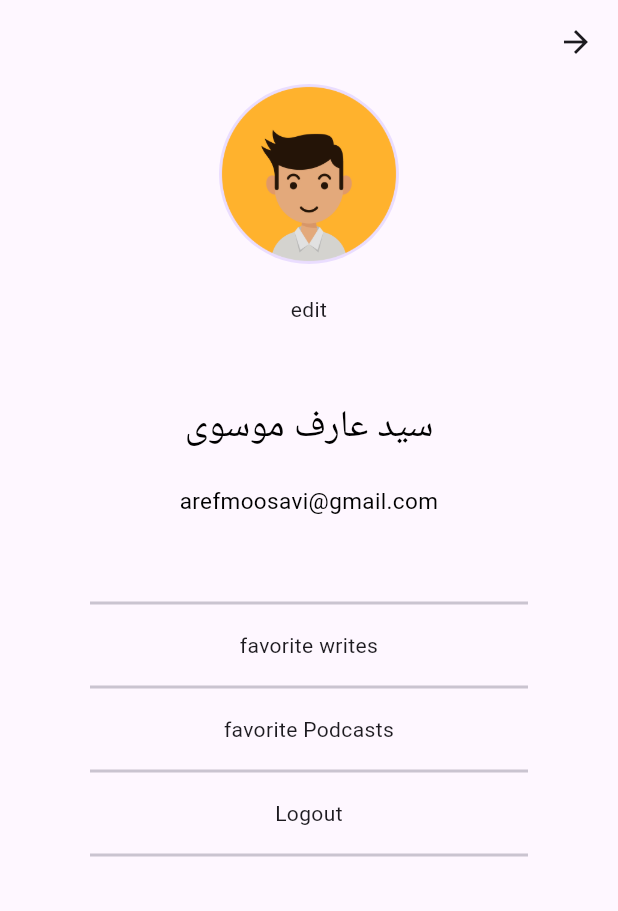
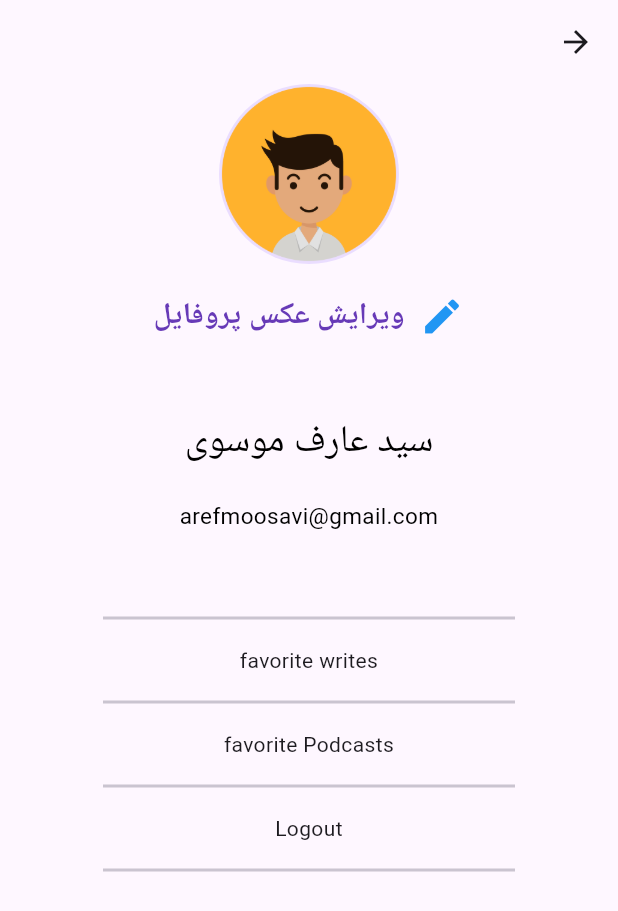
Before and after one commit to Aref18/techofv, a Flutter app: the screen it shows after launch, scrolled down 259 dp, after a tap on the "person" icon, on a phone screen of 412 x 824 dp. Shown: the top 911 px of the screen. Run offline on Flutter 3.47's test engine with Material 3 defaults, Android fonts, the phone set to English and light mode, and no system bars; our stand-ins replace flutter_spinkit; network calls fail.

Commit message:
write constractur for profile and make component file

```diff
--- a/lib/View/ButtonNav.dart
+++ b/lib/View/ButtonNav.dart
@@ -8,10 +8,12 @@ class ButtonNav extends StatelessWidget {
     super.key,
     required this.NavButton,
     required this.BodyMargin,
+    required this.size,
   });
 
   final double NavButton;
   final double BodyMargin;
+  final Size size;
 
   @override
   Widget build(BuildContext context) {
@@ -62,7 +64,8 @@ class ButtonNav extends StatelessWidget {
                     Navigator.push(
                       context,
                       MaterialPageRoute(
-                        builder: (context) => Profilescreen(blog: blogmodel[0]),
+                        builder: (context) =>
+                            Profilescreen(blog: blogmodel[0], size: size),
                       ),
                     );
                   },
--- a/lib/View/HomeMain.dart
+++ b/lib/View/HomeMain.dart
@@ -95,7 +95,7 @@ class _HomepageState extends State<HomeMain> {
             ),
           ),
 
-          ButtonNav(NavButton: NavButton, BodyMargin: BodyMargin),
+          ButtonNav(NavButton: NavButton, BodyMargin: BodyMargin, size: size),
         ],
       ),
     );
--- a/lib/View/ProfileScreen.dart
+++ b/lib/View/ProfileScreen.dart
@@ -1,24 +1,14 @@
 import 'package:flutter/material.dart';
 import 'package:techofv/Models/date_models.dart';
+import 'package:techofv/View/my_component.dart';
 import 'package:techofv/constants/text_styles.dart';
 
-class Profilescreen extends StatefulWidget {
+class Profilescreen extends StatelessWidget {
+  const Profilescreen({super.key, required this.blog, required this.size});
+  final Size size;
   final BlogModel blog;
-  const Profilescreen({super.key, required this.blog});
-
-  @override
-  State<Profilescreen> createState() => _ProfilescreenState();
-}
-
-class _ProfilescreenState extends State<Profilescreen> {
   @override
   Widget build(BuildContext context) {
-    var size = MediaQuery.of(context).size;
-    double BodyMargin = size.width / 15;
-    bool isLandscape =
-        MediaQuery.of(context).orientation == Orientation.landscape;
-    double imageHeight = isLandscape ? size.width / 3 : size.height / 4.7;
-    double NavButton = isLandscape ? size.height / 4.5 : size.height / 9.5;
     return Scaffold(
       appBar: AppBar(),
       body: Stack(
@@ -27,44 +17,39 @@ class _ProfilescreenState extends State<Profilescreen> {
             children: [
               CircleAvatar(
                 radius: 60,
-                backgroundImage: AssetImage(widget.blog.WriterimageUrl),
+                backgroundImage: AssetImage(blog.WriterimageUrl),
               ),
 
               SizedBox(height: 20),
 
-              Text('edit'),
+              Row(
+                mainAxisAlignment: MainAxisAlignment.center,
+                children: [
+                  Icon(Icons.edit, color: Colors.blue, size: 30),
+                  SizedBox(width: 10),
+                  Text('ویرایش عکس پروفایل', style: TextStyles.Title2),
+                ],
+              ),
               SizedBox(height: 50),
               Text('سید عارف موسوی', style: TextStyles.ProName),
               SizedBox(height: 20),
               Text('arefmoosavi@gmail.com', style: TextStyles.ProGmail),
               SizedBox(height: 50),
 
-              Padding(
-                padding: const EdgeInsets.fromLTRB(60, 0, 60, 0),
-                child: Divider(thickness: 2),
-              ),
+              divider(size: size),
               SizedBox(height: 10),
               Text('favorite writes'),
               SizedBox(height: 10),
-              Padding(
-                padding: const EdgeInsets.fromLTRB(60, 0, 60, 0),
-                child: Divider(thickness: 2),
-              ),
+              divider(size: size),
               SizedBox(height: 10),
               Text('favorite Podcasts'),
               SizedBox(height: 10),
-              Padding(
-                padding: const EdgeInsets.fromLTRB(60, 0, 60, 0),
-                child: Divider(thickness: 2),
-              ),
+              divider(size: size),
               SizedBox(height: 10),
               Text("Logout"),
               SizedBox(height: 10),
 
-              Padding(
-                padding: const EdgeInsets.fromLTRB(60, 0, 60, 0),
-                child: Divider(thickness: 2),
-              ),
+              divider(size: size),
             ],
           ),
         ],
--- /dev/null
+++ b/lib/View/my_component.dart
@@ -0,0 +1,16 @@
+import 'package:flutter/material.dart';
+
+class divider extends StatelessWidget {
+  const divider({super.key, required this.size});
+
+  final Size size;
+
+  @override
+  Widget build(BuildContext context) {
+    return Divider(
+      thickness: 2,
+      indent: size.width / 6,
+      endIndent: size.width / 6,
+    );
+  }
+}
```
